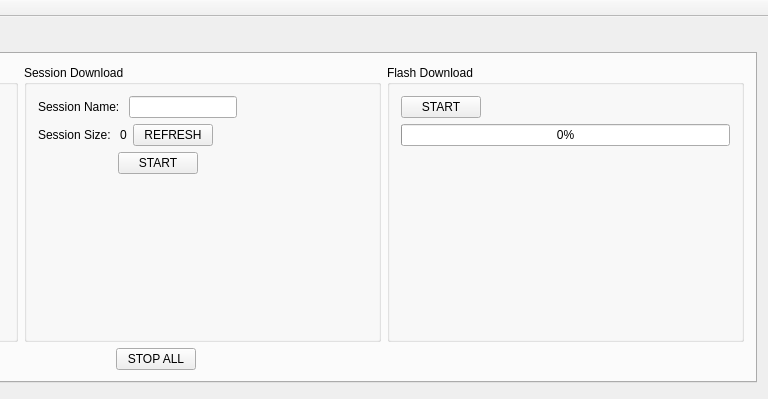
Qt form MGPS/MGPS_client/mainwindow.ui (maxigros/common) before a commit; both pictures show x 456 to 1224 and y 0 to 399 of the 1224 by 719 pixel window.
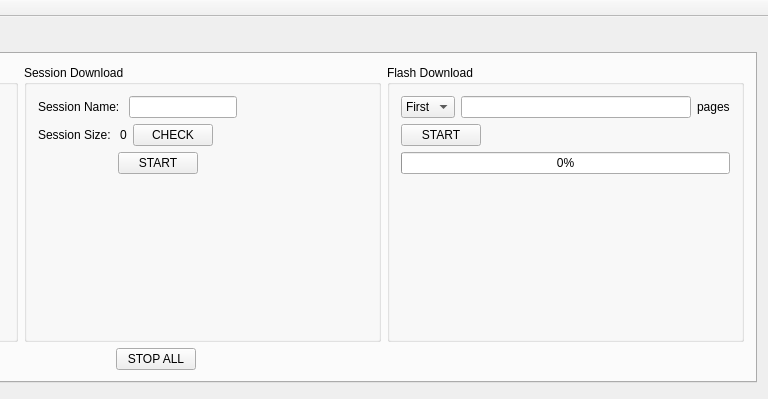
The same form after that commit.

Commit message: to do: add full contents download while recording sessions

Diff of the .ui file:
```diff
--- a/MGPS/MGPS_client/mainwindow.ui
+++ b/MGPS/MGPS_client/mainwindow.ui
@@ -952,7 +952,7 @@
                  <item>
                   <widget class="QPushButton" name="button_session_size_refresh">
                    <property name="text">
-                    <string>REFRESH</string>
+                    <string>CHECK</string>
                    </property>
                   </widget>
                  </item>
@@ -1044,39 +1044,15 @@
             <property name="title">
              <string>Flash Download</string>
             </property>
-            <layout class="QVBoxLayout" name="verticalLayout_12">
-             <item>
-              <layout class="QHBoxLayout" name="horizontalLayout_27">
-               <item>
-                <widget class="QPushButton" name="button_flash_download_start">
-                 <property name="text">
-                  <string>START</string>
-                 </property>
-                </widget>
-               </item>
-               <item>
-                <spacer name="horizontalSpacer_25">
-                 <property name="orientation">
-                  <enum>Qt::Horizontal</enum>
-                 </property>
-                 <property name="sizeHint" stdset="0">
-                  <size>
-                   <width>40</width>
-                   <height>20</height>
-                  </size>
-                 </property>
-                </spacer>
-               </item>
-              </layout>
-             </item>
-             <item>
+            <layout class="QGridLayout" name="gridLayout_4">
+             <item row="2" column="0">
               <widget class="QProgressBar" name="progressBar_flash_download">
                <property name="value">
                 <number>0</number>
                </property>
               </widget>
              </item>
-             <item>
+             <item row="3" column="0">
               <spacer name="verticalSpacer_8">
                <property name="orientation">
                 <enum>Qt::Vertical</enum>
@@ -1089,6 +1065,58 @@
                </property>
               </spacer>
              </item>
+             <item row="1" column="0">
+              <layout class="QHBoxLayout" name="horizontalLayout_27">
+               <item>
+                <widget class="QPushButton" name="button_flash_download_start">
+                 <property name="text">
+                  <string>START</string>
+                 </property>
+                </widget>
+               </item>
+               <item>
+                <spacer name="horizontalSpacer_25">
+                 <property name="orientation">
+                  <enum>Qt::Horizontal</enum>
+                 </property>
+                 <property name="sizeHint" stdset="0">
+                  <size>
+                   <width>40</width>
+                   <height>20</height>
+                  </size>
+                 </property>
+                </spacer>
+               </item>
+              </layout>
+             </item>
+             <item row="0" column="0">
+              <layout class="QHBoxLayout" name="horizontalLayout_28">
+               <item>
+                <widget class="QComboBox" name="comboBox_flash_download">
+                 <item>
+                  <property name="text">
+                   <string>First</string>
+                  </property>
+                 </item>
+                 <item>
+                  <property name="text">
+                   <string>Full</string>
+                  </property>
+                 </item>
+                </widget>
+               </item>
+               <item>
+                <widget class="QLineEdit" name="lineEdit_flash_download_blocks_num"/>
+               </item>
+               <item>
+                <widget class="QLabel" name="label_17">
+                 <property name="text">
+                  <string>pages</string>
+                 </property>
+                </widget>
+               </item>
+              </layout>
+             </item>
             </layout>
            </widget>
           </item>
```
Left out of the diff: 4 changed lines with no effect on the pictures. The commit also changes 6 other files.
